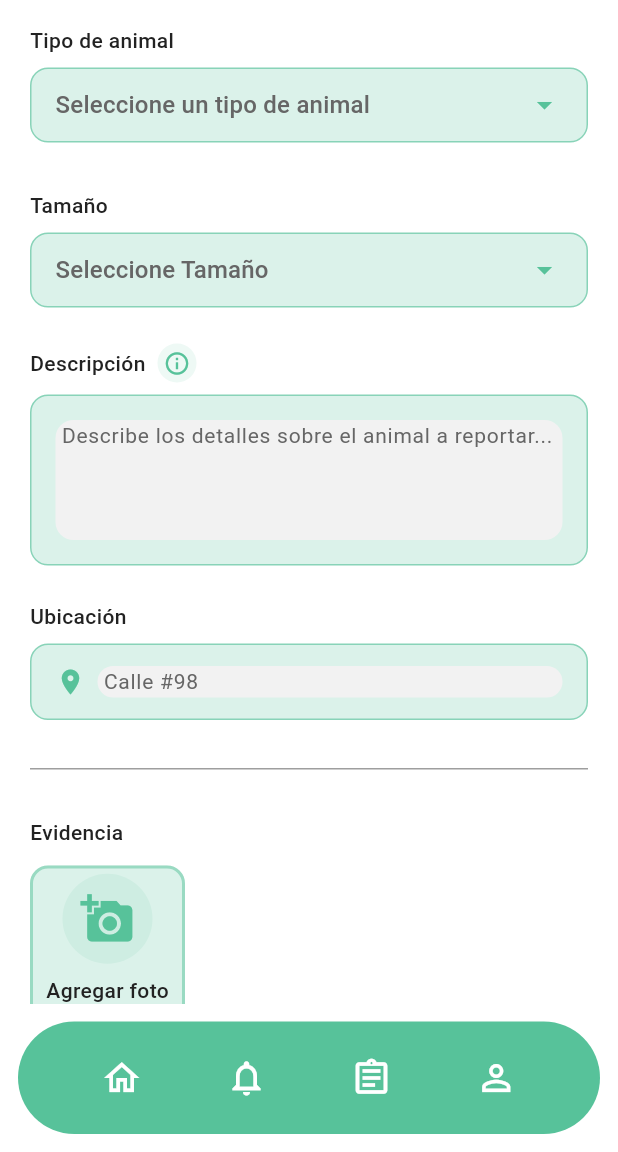
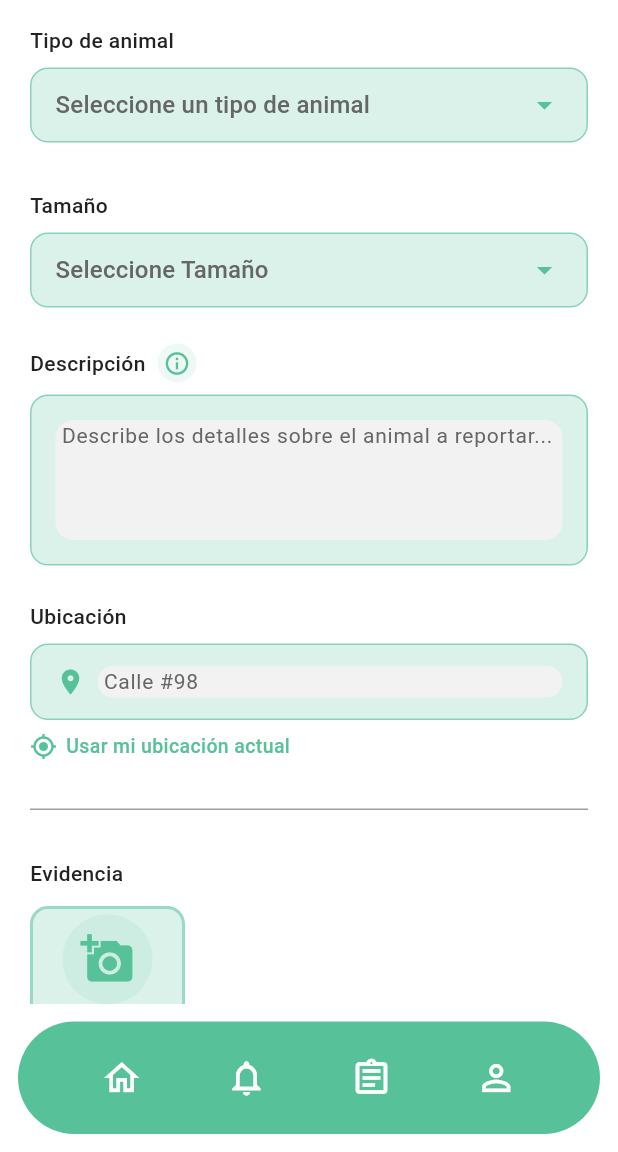
Before and after one commit to KarlaFR05/Huellitas, a Flutter app: the ReportFormScreen screen opened by its route, scrolled down 576 dp, on a phone screen of 412 x 824 dp, the part 84-1236 px from its top. Run offline on Flutter 3.47's test engine with Material 3 defaults, Android fonts, the phone set to English and light mode, and no system bars; our stand-ins replace dio, flutter_bloc, flutter_map, geolocator, go_router, image_picker and 1 more.

Commit message:
latitud y longitud configurados

```diff
--- a/lib/app/rutas.dart
+++ b/lib/app/rutas.dart
@@ -54,7 +54,7 @@ final GoRouter router = GoRouter(
       pageBuilder: (context, state) {
         final dio = Dio(
           BaseOptions(
-            baseUrl: 'https://huellitas-backend-xekn.onrender.com',
+            baseUrl: 'http://192.168.1.68:8000',
             connectTimeout: const Duration(seconds: 15),
             receiveTimeout: const Duration(seconds: 30),
             sendTimeout: const Duration(seconds: 30),
--- a/lib/features/reporte/data/datasources/reporte_remote_datasource_impl.dart
+++ b/lib/features/reporte/data/datasources/reporte_remote_datasource_impl.dart
@@ -11,6 +11,7 @@ class ReporteRemoteDataSourceImpl implements ReporteRemoteDataSource {
   @override
   Future<void> crearReporte(ReporteModel reporte) async {
     try {
+      print('JSON A ENVIAR: ${reporte.toJson()}');
       await dio.post('/reportes', data: reporte.toJson());
     } on DioException catch (e) {
       print('STATUS: ${e.response?.statusCode}');
--- a/lib/features/reporte/data/models/reporte_model.dart
+++ b/lib/features/reporte/data/models/reporte_model.dart
@@ -11,6 +11,8 @@ class ReporteModel extends Reporte {
     required super.usuarioId,
     required super.raza,
     required super.evidencia,
+    required super.latitud,
+    required super.longitud,
   });
 
   factory ReporteModel.fromEntity(Reporte reporte) {
@@ -24,6 +26,8 @@ class ReporteModel extends Reporte {
       usuarioId: reporte.usuarioId,
       raza: reporte.raza,
       evidencia: reporte.evidencia,
+      latitud: reporte.latitud,
+      longitud: reporte.longitud,
     );
   }
 
@@ -38,6 +42,8 @@ class ReporteModel extends Reporte {
       'ubicacion': ubicacion,
       'evidencia': evidencia,
       'usuario_id_fk': usuarioId,
+      'latitud': latitud,
+      'longitud': longitud,
     };
   }
 }
--- a/lib/features/reporte/domain/entities/reporte.dart
+++ b/lib/features/reporte/domain/entities/reporte.dart
@@ -8,6 +8,8 @@ class Reporte {
   final int usuarioId;
   final String raza;
   final String evidencia;
+  final double latitud;
+  final double longitud;
 
   Reporte({
     required this.tipoAnimalId,
@@ -19,5 +21,7 @@ class Reporte {
     required this.usuarioId,
     required this.raza,
     required this.evidencia,
+    required this.latitud,
+    required this.longitud,
   });
 }
--- a/lib/features/reporte/domain/usecases/create_reporte_usecase.dart
+++ b/lib/features/reporte/domain/usecases/create_reporte_usecase.dart
@@ -23,6 +23,8 @@ class CreateReporteUseCase {
       usuarioId: reporte.usuarioId,
       raza: reporte.raza,
       evidencia: evidenciaUrl,
+      latitud: reporte.latitud,
+      longitud: reporte.longitud,
     );
     return repository.crearReporte(reporteConEvidencia);
   }
--- /dev/null
+++ b/lib/features/reporte/presentation/location_service.dart
@@ -0,0 +1,30 @@
+import 'package:geolocator/geolocator.dart';
+
+class LocationService {
+  Future<Position?> obtenerUbicacionActual() async {
+    bool servicioHabilitado = await Geolocator.isLocationServiceEnabled();
+    if (!servicioHabilitado) {
+      throw Exception(
+        'El GPS está desactivado. Activa la ubicación en tu dispositivo.',
+      );
+    }
+
+    LocationPermission permiso = await Geolocator.checkPermission();
+    if (permiso == LocationPermission.denied) {
+      permiso = await Geolocator.requestPermission();
+      if (permiso == LocationPermission.denied) {
+        throw Exception('Permiso de ubicación denegado.');
+      }
+    }
+
+    if (permiso == LocationPermission.deniedForever) {
+      throw Exception(
+        'Permiso de ubicación denegado permanentemente. Habilítalo desde Configuración.',
+      );
+    }
+
+    return await Geolocator.getCurrentPosition(
+      desiredAccuracy: LocationAccuracy.high,
+    );
+  }
+}
--- a/lib/features/reporte/presentation/report_form_screen.dart
+++ b/lib/features/reporte/presentation/report_form_screen.dart
@@ -11,6 +11,7 @@ import 'bloc/reporte_state.dart';
 import '../domain/entities/reporte.dart';
 import 'package:go_router/go_router.dart';
 import 'widgets/bottom_bar.dart';
+import 'location_service.dart';
 
 class ReportFormScreen extends StatefulWidget {
   const ReportFormScreen({super.key});
@@ -32,6 +33,11 @@ class _ReportFormScreenState extends State<ReportFormScreen> {
   String? _tipoReporte;
   String? _urgencia;
   bool _mostrarOtraRaza = false;
+  double? _latitud;
+  double? _longitud;
+  bool _obteniendoUbicacion = false;
+
+  final LocationService _locationService = LocationService();
 
   // Evidencia (Límite de 1 imagen)
   List<File> _evidenceImages = [];
@@ -117,6 +123,23 @@ class _ReportFormScreenState extends State<ReportFormScreen> {
     if (animal == 'Perro') return _razasPerro;
     if (animal == 'Gato') return _razasGato;
     return [];
+  }
+
+  Future<void> _obtenerUbicacionActual() async {
+    setState(() => _obteniendoUbicacion = true);
+    try {
+      final posicion = await _locationService.obtenerUbicacionActual();
+      if (posicion != null) {
+        setState(() {
+          _latitud = posicion.latitude;
+          _longitud = posicion.longitude;
+        });
+      }
+    } catch (e) {
+      _showErrorDialog(e.toString());
+    } finally {
+      setState(() => _obteniendoUbicacion = false);
+    }
   }
 
   // --- IMÁGENES ---
@@ -418,6 +441,10 @@ class _ReportFormScreenState extends State<ReportFormScreen> {
       _showErrorDialog('Por favor completa todos los campos');
       return;
     }
+    if (_latitud == null || _longitud == null) {
+      _showErrorDialog('Por favor captura tu ubicación actual');
+      return;
+    }
 
     final reporte = Reporte(
       tipoAnimalId: _animalToId(_tipoAnimal!),
@@ -429,6 +456,8 @@ class _ReportFormScreenState extends State<ReportFormScreen> {
       usuarioId: 1,
       raza: _mostrarOtraRaza ? _otraRazaController.text : (_raza ?? ''),
       evidencia: '',
+      latitud: _latitud!,
+      longitud: _longitud!,
     );
 
     context.read<ReporteBloc>().add(SubmitReporte(reporte, _evidenceImages));
@@ -924,7 +953,10 @@ class _ReportFormScreenState extends State<ReportFormScreen> {
   }
 
   Widget _buildLocationField(TextEditingController controller) {
-    return Container(
+    return Column(
+      crossAxisAlignment: CrossAxisAlignment.start,
+      children: [
+        Container(
           padding: const EdgeInsets.symmetric(horizontal: 16, vertical: 14),
           decoration: BoxDecoration(
             color: AppColors.secondary.withOpacity(0.3),
@@ -953,6 +985,34 @@ class _ReportFormScreenState extends State<ReportFormScreen> {
               ),
             ],
           ),
+        ),
+        const SizedBox(height: 8),
+        GestureDetector(
+          onTap: _obteniendoUbicacion ? null : _obtenerUbicacionActual,
+          child: Row(
+            children: [
+              Icon(
+                _latitud != null ? Icons.check_circle : Icons.my_location,
+                color: _latitud != null ? Colors.green : AppColors.primary,
+                size: 18,
+              ),
+              const SizedBox(width: 6),
+              Text(
+                _obteniendoUbicacion
+                    ? 'Obteniendo ubicación...'
+                    : _latitud != null
+                    ? 'Ubicación capturada ✓'
+                    : 'Usar mi ubicación actual',
+                style: TextStyle(
+                  color: _latitud != null ? Colors.green : AppColors.primary,
+                  fontSize: 13,
+                  fontWeight: FontWeight.w500,
+                ),
+              ),
+            ],
+          ),
+        ),
+      ],
     );
   }
 
--- a/pubspec.yaml
+++ b/pubspec.yaml
@@ -23,6 +23,7 @@ dependencies:
   get_it: ^9.2.1
   dio: ^5.9.2
   equatable: ^2.0.8
+  geolocator: ^14.0.3
 
 dev_dependencies:
   flutter_test:
```
Also changed, not shown: pubspec.lock, 3 other files. Lines whose indentation alone changed are shown as unchanged.
